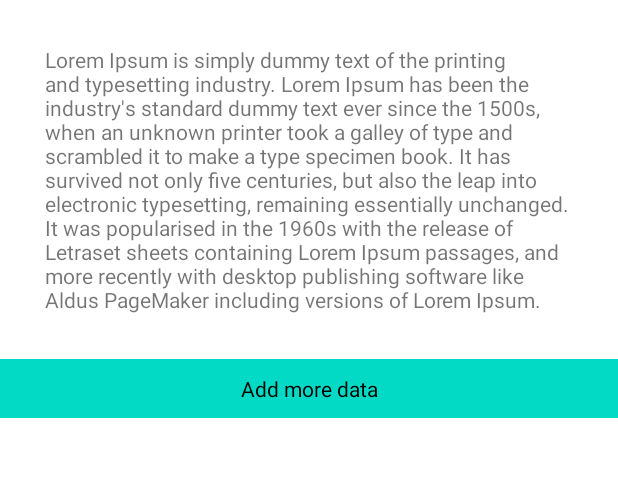
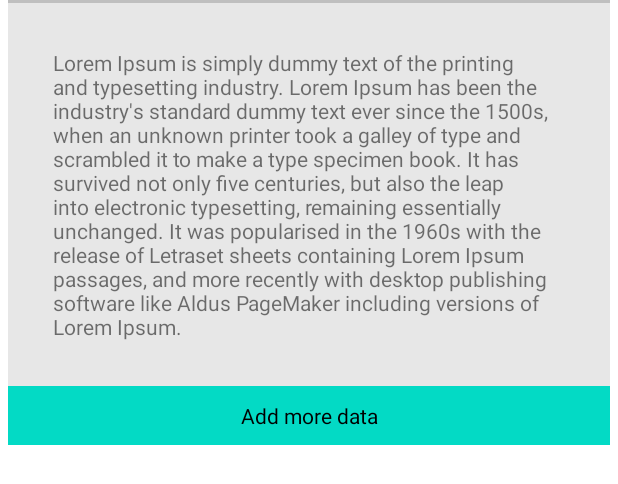
Before and after one commit to afas1105/Joke, an Android app: the layout item_rv_detail.xml on its own in the app's theme, with its tools: preview values and no code run, on a phone screen of 412 x 824 dp. Shown: the top 484 px of the screen. Run offline under Robolectric (Android 15) with nearby library versions, the phone set to English and light mode, and no system bars.

Commit message:
Joke Second

```diff
--- a/app/src/main/res/layout/item_rv_category.xml
+++ b/app/src/main/res/layout/item_rv_category.xml
@@ -18,6 +18,7 @@
             android:layout_width="match_parent"
             android:layout_height="match_parent"
             android:gravity="center"
+            android:background="#30808080"
             android:orientation="horizontal"
             android:padding="10dp">
 
--- a/app/src/main/res/layout/item_rv_detail.xml
+++ b/app/src/main/res/layout/item_rv_detail.xml
@@ -3,12 +3,19 @@
     xmlns:tools="http://schemas.android.com/tools"
     android:layout_width="match_parent"
     android:layout_height="wrap_content"
+    android:layout_marginHorizontal="5dp"
     android:orientation="vertical">
+
+    <View
+        android:layout_width="match_parent"
+        android:layout_height="2dp"
+        android:background="#40000000"/>
 
     <TextView
         android:id="@+id/tv_content"
         android:layout_width="match_parent"
         android:layout_height="wrap_content"
+        android:background="#30808080"
         android:padding="30dp"
         tools:text="Lorem Ipsum is simply dummy text of the printing and typesetting industry. Lorem Ipsum has been the industry's standard dummy text ever since the 1500s, when an unknown printer took a galley of type and scrambled it to make a type specimen book. It has survived not only five centuries, but also the leap into electronic typesetting, remaining essentially unchanged. It was popularised in the 1960s with the release of Letraset sheets containing Lorem Ipsum passages, and more recently with desktop publishing software like Aldus PageMaker including versions of Lorem Ipsum." />
 
--- a/app/src/main/res/values-night/themes.xml
+++ /dev/null
@@ -1,16 +0,0 @@
-<resources xmlns:tools="http://schemas.android.com/tools">
-    <!-- Base application theme. -->
-    <style name="Theme.JokeMVP" parent="Theme.MaterialComponents.DayNight.DarkActionBar">
-        <!-- Primary brand color. -->
-        <item name="colorPrimary">@color/purple_200</item>
-        <item name="colorPrimaryVariant">@color/purple_700</item>
-        <item name="colorOnPrimary">@color/black</item>
-        <!-- Secondary brand color. -->
-        <item name="colorSecondary">@color/teal_200</item>
-        <item name="colorSecondaryVariant">@color/teal_200</item>
-        <item name="colorOnSecondary">@color/black</item>
-        <!-- Status bar color. -->
-        <item name="android:statusBarColor" tools:targetApi="l">?attr/colorPrimaryVariant</item>
-        <!-- Customize your theme here. -->
-    </style>
-</resources>
--- a/app/src/main/res/values/themes.xml
+++ b/app/src/main/res/values/themes.xml
@@ -1,6 +1,6 @@
-<resources xmlns:tools="http://schemas.android.com/tools">
+<resources>
     <!-- Base application theme. -->
-    <style name="Theme.JokeMVP" parent="Theme.MaterialComponents.DayNight.NoActionBar">
+    <style name="Theme.JokeMVP" parent="Theme.MaterialComponents.Light.NoActionBar">
         <!-- Primary brand color. -->
         <item name="colorPrimary">@color/purple_500</item>
         <item name="colorPrimaryVariant">@color/purple_700</item>
@@ -10,7 +10,7 @@
         <item name="colorSecondaryVariant">@color/teal_700</item>
         <item name="colorOnSecondary">@color/black</item>
         <!-- Status bar color. -->
-        <item name="android:statusBarColor" tools:targetApi="l">?attr/colorPrimaryVariant</item>
+        <item name="android:statusBarColor" >?attr/colorPrimaryVariant</item>
         <!-- Customize your theme here. -->
     </style>
 
```
